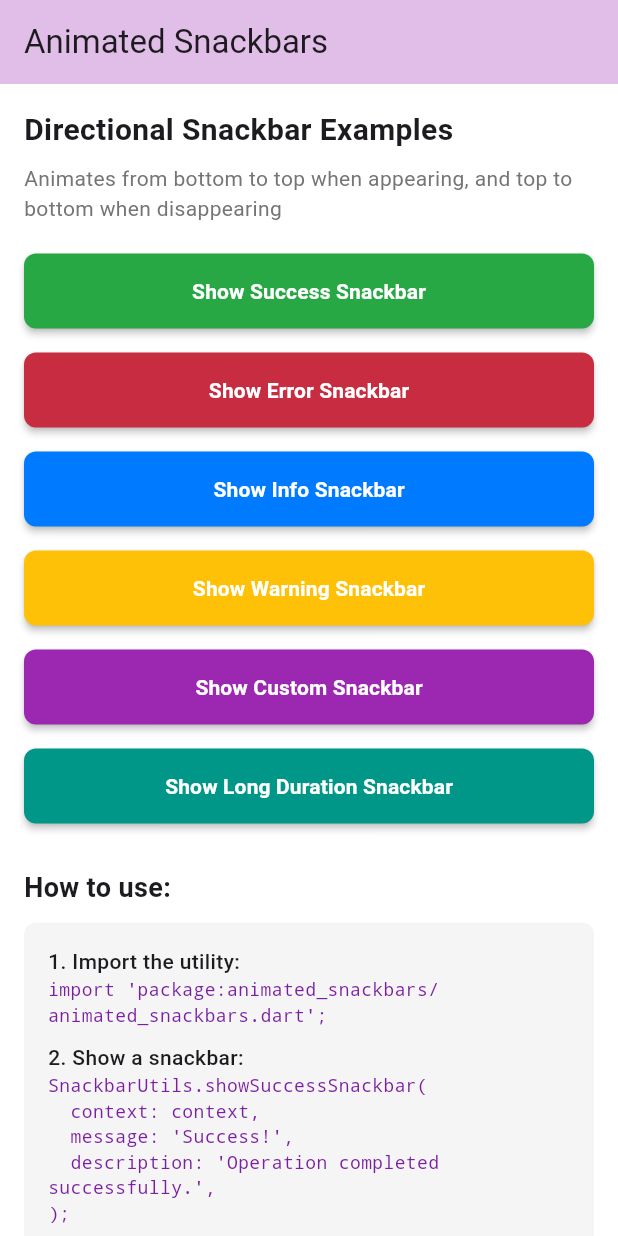
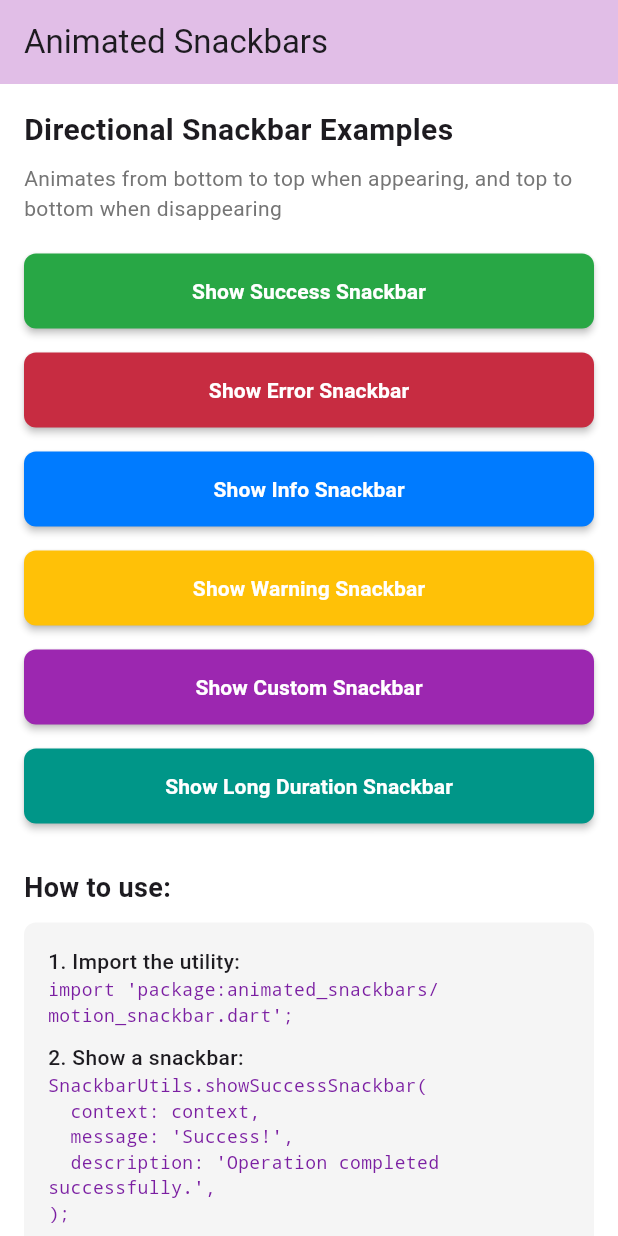
Before and after one commit to deadlium/animated_snackbars, a Flutter app: the screen it shows after launch, on a phone screen of 412 x 824 dp. Run offline on Flutter 3.47's test engine with Material 3 defaults, Android fonts, the phone set to English and light mode, and no system bars.

Commit message:
chore: refactor and update pubspec.yaml
This commit:

- Updates pubspec.yaml change pkg name from animated_snackbars to motion_snackbar.

This improves the clarity of the package documentation, simplifies dependencies, and fixes image display issues.

```diff
--- a/example/lib/main.dart
+++ b/example/lib/main.dart
@@ -1,4 +1,4 @@
-import 'package:animated_snackbars/animated_snackbars.dart';
+import 'package:motion_snackbar/motion_snackbar.dart';
 import 'package:flutter/material.dart';
 
 void main() {
@@ -175,7 +175,7 @@ class _MyHomePageState extends State<MyHomePage> {
                         style: TextStyle(fontWeight: FontWeight.w500),
                       ),
                       Text(
-                        "import 'package:animated_snackbars/animated_snackbars.dart';",
+                        "import 'package:animated_snackbars/motion_snackbar.dart';",
                         style: TextStyle(
                           fontFamily: 'monospace',
                           fontSize: 12,
--- a/example/pubspec.yaml
+++ b/example/pubspec.yaml
@@ -13,7 +13,7 @@ dependencies:
     sdk: flutter
   cupertino_icons: ^1.0.8
   flutter_screenutil: ^5.9.3
-  animated_snackbars :
+  motion_snackbar :
     path: ../
 
 dev_dependencies:
--- a/lib/animated_snackbars.dart
+++ b/lib/motion_snackbar.dart
@@ -1,4 +1,4 @@
 library animated_snackbars;
 
-export 'src/animated_snackbars.dart';
+export 'src/motion_snackbar.dart';
 export 'src/widget/snackbar_widget.dart';
--- a/lib/src/animated_snackbars.dart
+++ b/lib/src/motion_snackbar.dart
@@ -1,5 +1,5 @@
 import 'package:flutter/material.dart';
-import 'package:animated_snackbars/animated_snackbars.dart';
+import 'package:motion_snackbar/motion_snackbar.dart';
 
 class SnackbarUtils {
   /// Shows an animated snackbar with customizable properties
--- a/pubspec.yaml
+++ b/pubspec.yaml
@@ -1,4 +1,4 @@
-name: animated_snackbars
+name: motion_snackbar
 description: "Flutter package for animated snackbars. Includes success, error, info, warning, & custom styles with smooth directional animations. Customize message, description, color & duration for improved feedback."
 version: 0.0.1
 homepage: https://github.com/deadlium
```
Also changed, not shown: example/pubspec.lock, 2 other files.
